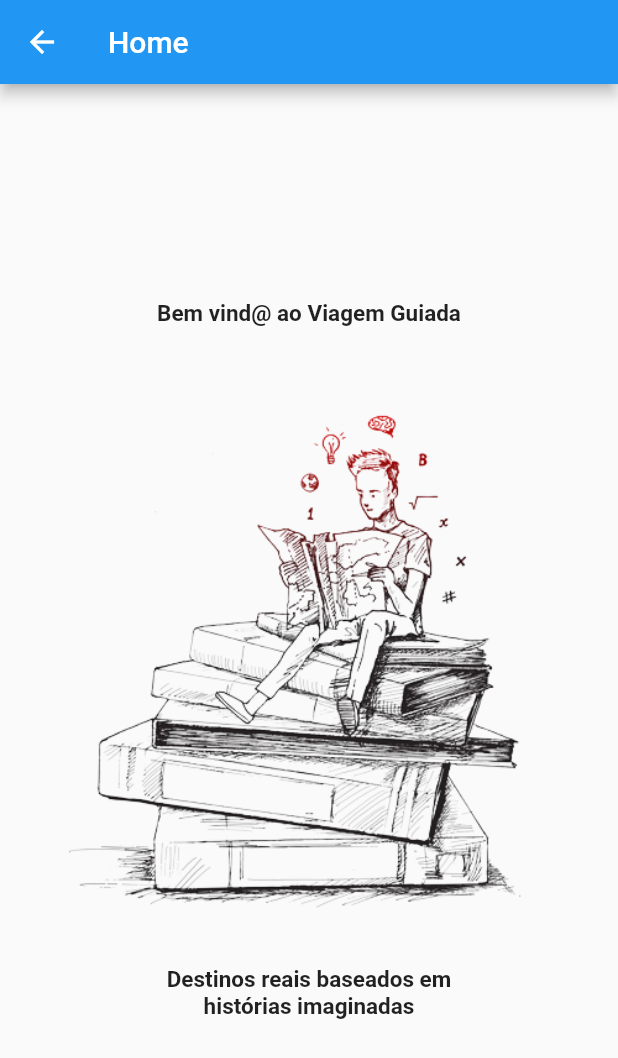
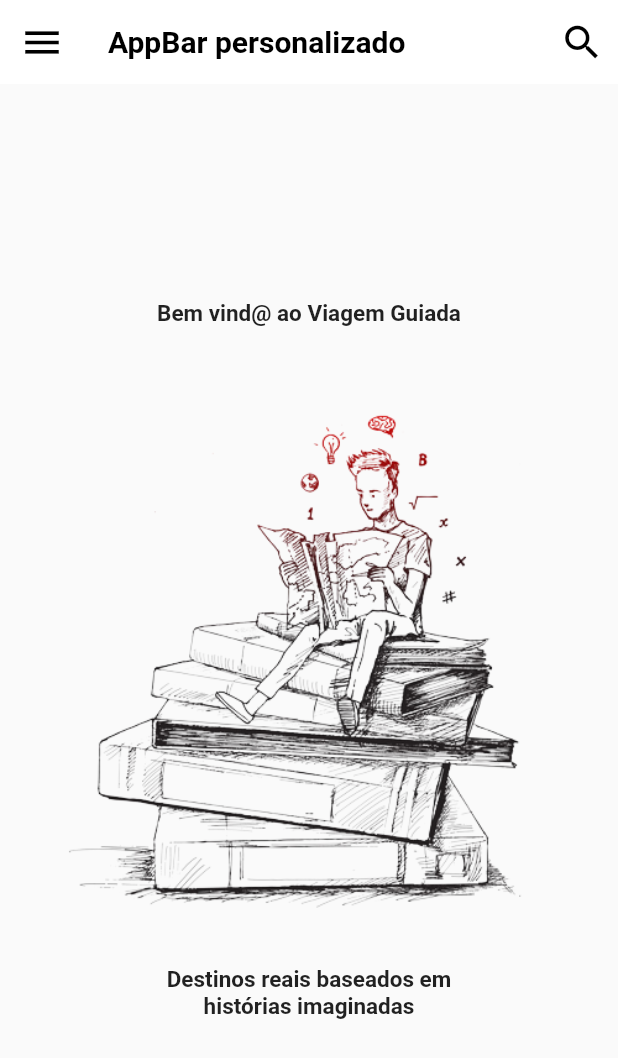
Before and after one commit to jonasaacampos/viagem_guiada, a Flutter app: the HomePage screen opened by its route, on a phone screen of 412 x 824 dp. Shown: the top 1058 px of the screen. Run offline on Flutter 3.47's test engine with Material 2 defaults, Android fonts, the light colour scheme and no system bars; network calls fail; Roboto replaces fonts that are missing (Helvetica Neue).

Commit message:
created appBar component

```diff
--- a/lib/src/pages/home.dart
+++ b/lib/src/pages/home.dart
@@ -1,6 +1,7 @@
 import 'package:flutter/material.dart';
 import 'package:provider/provider.dart';
 import '../models/appdata.dart';
+import '../partials/customAppBar.dart';
 
 class HomePage extends StatelessWidget {
   static const appName = 'Viagem Guiada';
@@ -16,7 +17,7 @@ class HomePage extends StatelessWidget {
   Widget build(BuildContext context) {
     return Consumer<AppData>(
         builder: (ctx, appdata, child) => Scaffold(
-              appBar: AppBar(title: Text('Home')),
+              appBar: CustomAppBar(),
               body: Center(
                   heightFactor: 2,
                   child: Column(
--- /dev/null
+++ b/lib/src/partials/customAppBar.dart
@@ -0,0 +1,33 @@
+import 'package:flutter/material.dart';
+
+Widget CustomAppBar() {
+  return AppBar(
+    backgroundColor: Colors.white,
+    elevation: 0,
+    centerTitle: false,
+    title: Text(
+      'AppBar personalizado',
+      style: TextStyle(
+          color: Colors.black,
+          fontSize: 20,
+          fontWeight: FontWeight.bold,
+          fontFamily: 'Helvetica Neue'),
+    ),
+    leading: IconButton(
+        onPressed: null,
+        icon: Icon(
+          Icons.menu,
+          color: Colors.black,
+          size: 30,
+        )),
+    actions: <Widget>[
+      IconButton(
+          onPressed: null,
+          icon: Icon(
+            Icons.search,
+            color: Colors.black,
+            size: 30,
+          ))
+    ],
+  );
+}
```
